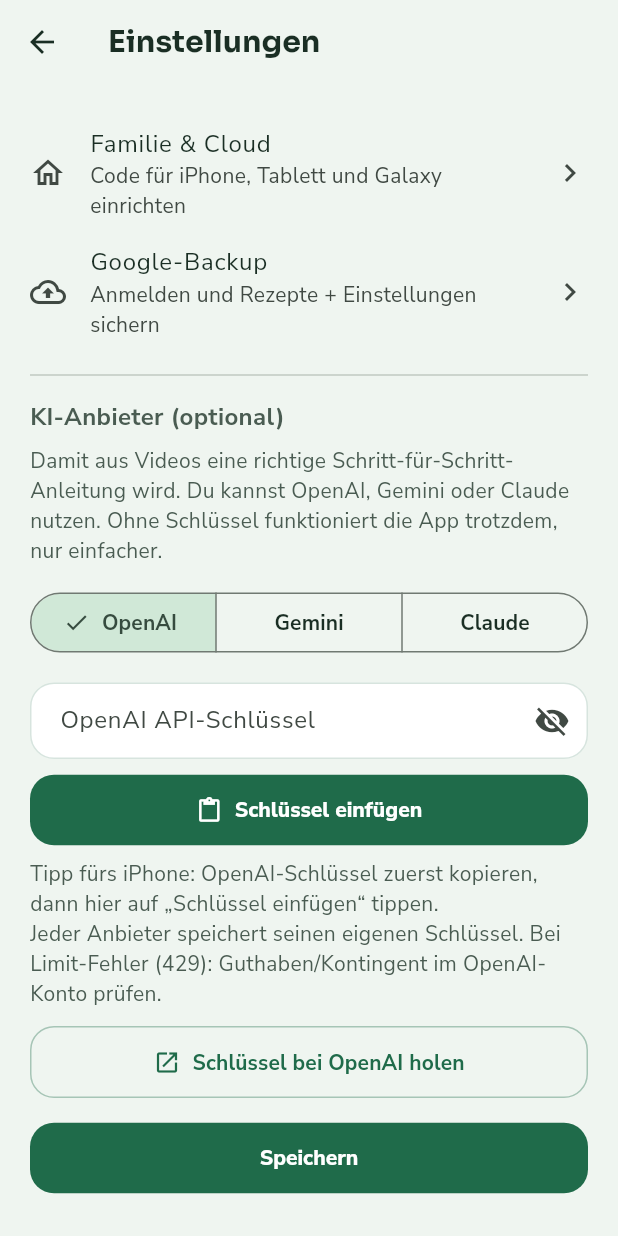
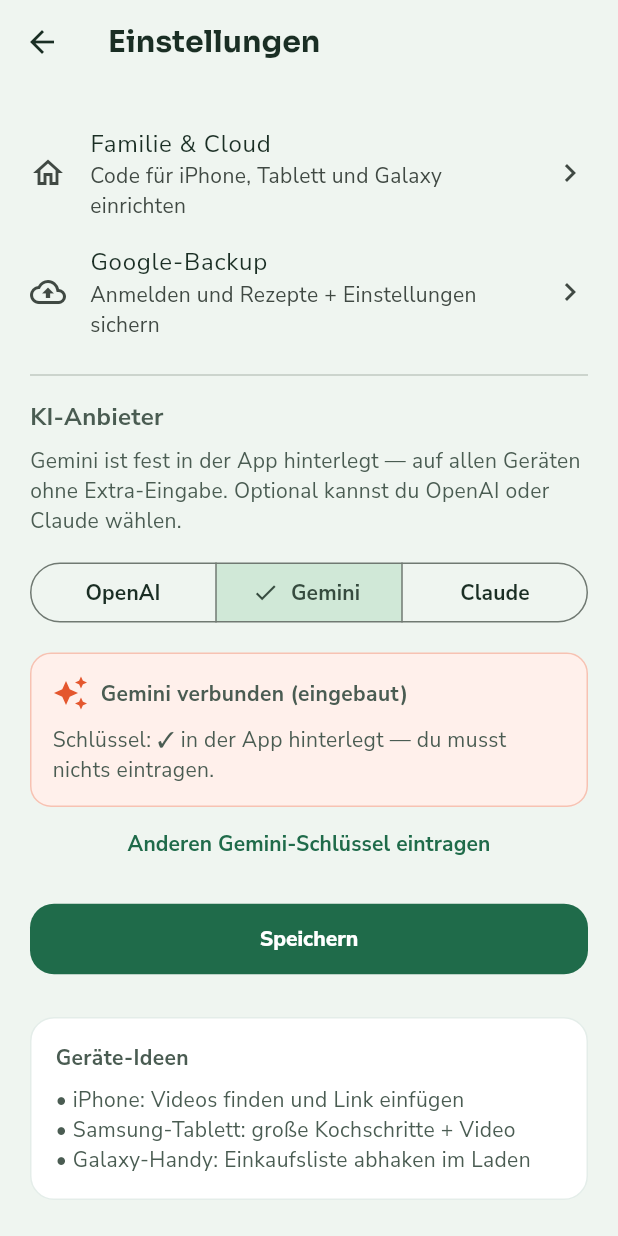
Before and after one commit to bernhardbesser84/rezeptezumnachkochen, a Flutter app: the screen it shows after launch, after a tap on the "settings" icon, on a phone screen of 412 x 824 dp. Run offline on Flutter 3.47's test engine with Material 3 defaults, Android fonts, the phone set to English and light mode, and no system bars; our stand-ins replace app_links, google_fonts, google_sign_in, image_picker, shared_preferences, supabase_flutter and 1 more; missing offline and left inert: dart:js_interop, receive_sharing_intent; accounts and stored records are empty.

Commit message:
feat: Gemini-API-Schlüssel fest in der App hinterlegen
Gemini ist jetzt Standard-Anbieter mit eingebautem Schlüssel.
Auf allen Geräten ohne manuelle Eingabe nutzbar; Sync bleibt
nur für Rezepte/Einkauf. Einstellungen zeigen „verbunden (eingebaut)“.

Co-authored-by: bernhardbesser84 <bernhardbesser84@users.noreply.github.com>

```diff
--- /dev/null
+++ b/lib/config/gemini_defaults.dart
@@ -0,0 +1,16 @@
+/// Vorgefertigter Gemini-API-Schlüssel für „Rezept Nachkochen“.
+///
+/// Für den privaten Familiengebrauch in der App hinterlegt.
+/// Per `--dart-define=GEMINI_API_KEY=...` überschreibbar (z. B. Vercel).
+class GeminiDefaults {
+  static const _defaultApiKey =
+      'AQ.Ab8RN6JuYmAIpTv1uY0wlOwJ-uE6ZrXgRXOgG4n4ACbLPkTA1A';
+
+  /// Gemini-API-Schlüssel (Google AI Studio / Gemini API).
+  static const apiKey = String.fromEnvironment(
+    'GEMINI_API_KEY',
+    defaultValue: _defaultApiKey,
+  );
+
+  static bool get hasBuiltInKey => apiKey.trim().isNotEmpty;
+}
--- a/lib/models/ai_provider.dart
+++ b/lib/models/ai_provider.dart
@@ -20,7 +20,7 @@ enum AiProvider {
       case AiProvider.openai:
         return 'sk-...';
       case AiProvider.gemini:
-        return 'AIza...';
+        return 'AIza… oder AQ.…';
       case AiProvider.claude:
         return 'sk-ant-...';
     }
--- a/lib/screens/settings_screen.dart
+++ b/lib/screens/settings_screen.dart
@@ -2,6 +2,7 @@ import 'package:flutter/foundation.dart';
 import 'package:flutter/material.dart';
 import 'package:url_launcher/url_launcher.dart';
 
+import '../config/gemini_defaults.dart';
 import '../models/ai_provider.dart';
 import '../services/app_repository.dart';
 import '../services/google_backup_service.dart';
@@ -30,7 +31,12 @@ class _SettingsScreenState extends State<SettingsScreen> {
   final _focusNode = FocusNode();
   bool _loading = true;
   bool _obscure = false; // Auf dem iPhone sonst oft kein „Einfügen“
-  AiProvider _provider = AiProvider.openai;
+  bool _showGeminiOverride = false;
+  AiProvider _provider =
+      GeminiDefaults.hasBuiltInKey ? AiProvider.gemini : AiProvider.openai;
+
+  bool get _geminiBuiltInActive =>
+      _provider == AiProvider.gemini && GeminiDefaults.hasBuiltInKey;
 
   @override
   void initState() {
@@ -43,13 +49,29 @@ class _SettingsScreenState extends State<SettingsScreen> {
     final key = await widget.repository.storage.getApiKeyFor(provider);
     _provider = provider;
     _controller.text = key ?? '';
+    // Eigenen Gemini-Schlüssel nur zeigen, wenn er vom eingebauten abweicht.
+    _showGeminiOverride = provider == AiProvider.gemini &&
+        GeminiDefaults.hasBuiltInKey &&
+        (key?.trim().isNotEmpty ?? false) &&
+        key!.trim() != GeminiDefaults.apiKey.trim();
     if (mounted) setState(() => _loading = false);
+  }
+
+  Future<void> _persistCurrentKey() async {
+    if (_geminiBuiltInActive &&
+        (_controller.text.trim().isEmpty ||
+            _controller.text.trim() == GeminiDefaults.apiKey.trim())) {
+      // Eingebauten Schlüssel nicht unnötig lokal speichern.
+      await widget.repository.storage.setApiKeyFor(AiProvider.gemini, null);
+      return;
+    }
+    await widget.repository.storage
+        .setApiKeyFor(_provider, _controller.text);
   }
 
   Future<void> _switchProvider(AiProvider provider) async {
     if (provider == _provider) return;
-    // Aktuellen Text erst zwischenspeichern, damit nichts verloren geht.
-    await widget.repository.storage.setApiKeyFor(_provider, _controller.text);
+    await _persistCurrentKey();
     await widget.repository.storage.setAiProvider(provider);
     final key = await widget.repository.storage.getApiKeyFor(provider);
     setState(() {
@@ -58,6 +80,7 @@ class _SettingsScreenState extends State<SettingsScreen> {
       _controller.selection = TextSelection.collapsed(
         offset: _controller.text.length,
       );
+      _showGeminiOverride = false;
     });
   }
 
@@ -75,6 +98,7 @@ class _SettingsScreenState extends State<SettingsScreen> {
     setState(() {
       _controller.text = text;
       _controller.selection = TextSelection.collapsed(offset: text.length);
+      _showGeminiOverride = true;
     });
     _focusNode.requestFocus();
     ScaffoldMessenger.of(context).showSnackBar(
@@ -84,7 +108,7 @@ class _SettingsScreenState extends State<SettingsScreen> {
 
   Future<void> _save() async {
     await widget.repository.storage.setAiProvider(_provider);
-    await widget.repository.storage.setApiKeyFor(_provider, _controller.text);
+    await _persistCurrentKey();
     try {
       await widget.googleBackup?.backupIfSignedIn();
     } catch (_) {}
@@ -164,14 +188,19 @@ class _SettingsScreenState extends State<SettingsScreen> {
                   ),
                 const Divider(height: 32),
                 const Text(
-                  'KI-Anbieter (optional)',
+                  'KI-Anbieter',
                   style: TextStyle(fontWeight: FontWeight.w700, fontSize: 16),
                 ),
                 const SizedBox(height: 8),
-                const Text(
-                  'Damit aus Videos eine richtige Schritt-für-Schritt-Anleitung '
-                  'wird. Du kannst OpenAI, Gemini oder Claude nutzen. '
-                  'Ohne Schlüssel funktioniert die App trotzdem, nur einfacher.',
+                Text(
+                  GeminiDefaults.hasBuiltInKey
+                      ? 'Gemini ist fest in der App hinterlegt — '
+                          'auf allen Geräten ohne Extra-Eingabe. '
+                          'Optional kannst du OpenAI oder Claude wählen.'
+                      : 'Damit aus Videos eine richtige Schritt-für-Schritt-'
+                          'Anleitung wird. Du kannst OpenAI, Gemini oder '
+                          'Claude nutzen. Ohne Schlüssel funktioniert die '
+                          'App trotzdem, nur einfacher.',
                 ),
                 const SizedBox(height: 14),
                 SegmentedButton<AiProvider>(
@@ -188,7 +217,52 @@ class _SettingsScreenState extends State<SettingsScreen> {
                     _switchProvider(values.first);
                   },
                 ),
+                if (_geminiBuiltInActive) ...[
                   const SizedBox(height: 16),
+                  Container(
+                    width: double.infinity,
+                    padding: const EdgeInsets.all(14),
+                    decoration: BoxDecoration(
+                      color: AppTheme.accentSoft,
+                      borderRadius: BorderRadius.circular(14),
+                      border: Border.all(
+                        color: AppTheme.accent.withValues(alpha: 0.3),
+                      ),
+                    ),
+                    child: const Column(
+                      crossAxisAlignment: CrossAxisAlignment.start,
+                      children: [
+                        Row(
+                          children: [
+                            Icon(Icons.auto_awesome, color: AppTheme.accent),
+                            SizedBox(width: 8),
+                            Text(
+                              'Gemini verbunden (eingebaut)',
+                              style: TextStyle(fontWeight: FontWeight.w700),
+                            ),
+                          ],
+                        ),
+                        SizedBox(height: 8),
+                        Text(
+                          'Schlüssel: ✓ in der App hinterlegt — '
+                          'du musst nichts eintragen.',
+                        ),
+                      ],
+                    ),
+                  ),
+                  TextButton(
+                    onPressed: () => setState(
+                      () => _showGeminiOverride = !_showGeminiOverride,
+                    ),
+                    child: Text(
+                      _showGeminiOverride
+                          ? 'Eigenen Schlüssel ausblenden'
+                          : 'Anderen Gemini-Schlüssel eintragen',
+                    ),
+                  ),
+                ],
+                if (!_geminiBuiltInActive || _showGeminiOverride) ...[
+                  const SizedBox(height: 8),
                   TextField(
                     controller: _controller,
                     focusNode: _focusNode,
@@ -229,6 +303,7 @@ class _SettingsScreenState extends State<SettingsScreen> {
                     icon: const Icon(Icons.open_in_new),
                     label: Text('Schlüssel bei ${_provider.label} holen'),
                   ),
+                ],
                 const SizedBox(height: 16),
                 FilledButton(
                   onPressed: _save,
--- a/lib/services/recipe_storage.dart
+++ b/lib/services/recipe_storage.dart
@@ -4,6 +4,7 @@ import 'dart:math';
 import 'package:shared_preferences/shared_preferences.dart';
 import 'package:uuid/uuid.dart';
 
+import '../config/gemini_defaults.dart';
 import '../models/ai_provider.dart';
 import '../models/family_config.dart';
 import '../models/recipe.dart';
@@ -155,7 +156,14 @@ class RecipeStorage {
 
   Future<AiProvider> getAiProvider() async {
     final prefs = await SharedPreferences.getInstance();
-    return AiProvider.fromStorage(prefs.getString(_aiProviderKey));
+    final raw = prefs.getString(_aiProviderKey);
+    // Noch nichts gewählt → Gemini, wenn der Schlüssel eingebaut ist.
+    if (raw == null || raw.trim().isEmpty) {
+      return GeminiDefaults.hasBuiltInKey
+          ? AiProvider.gemini
+          : AiProvider.openai;
+    }
+    return AiProvider.fromStorage(raw);
   }
 
   Future<void> setAiProvider(AiProvider provider) async {
@@ -178,7 +186,14 @@ class RecipeStorage {
       }
     }
     final prefs = await SharedPreferences.getInstance();
-    return prefs.getString(provider.storageKey);
+    final stored = prefs.getString(provider.storageKey)?.trim();
+    if (stored != null && stored.isNotEmpty) return stored;
+
+    // Gemini: eingebauter Schlüssel, falls lokal nichts eingetragen ist.
+    if (provider == AiProvider.gemini && GeminiDefaults.hasBuiltInKey) {
+      return GeminiDefaults.apiKey;
+    }
+    return null;
   }
 
   Future<void> setApiKey(String? key) async {
```
Also changed, not shown: 2 other files. Lines whose indentation alone changed are shown as unchanged.
